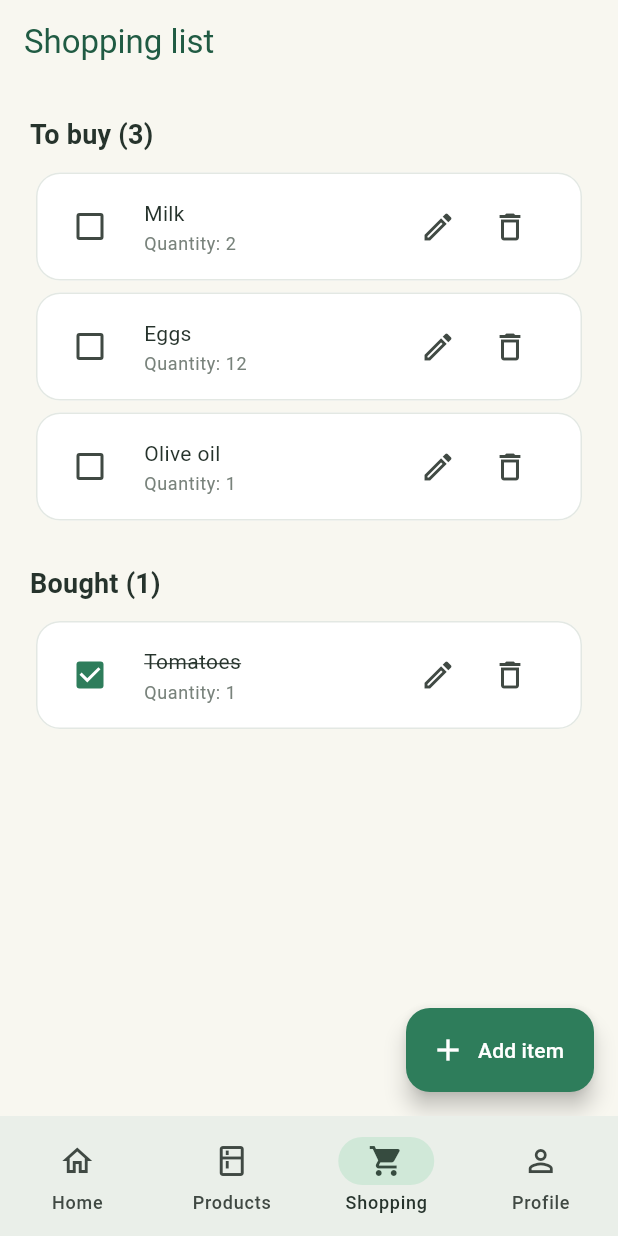
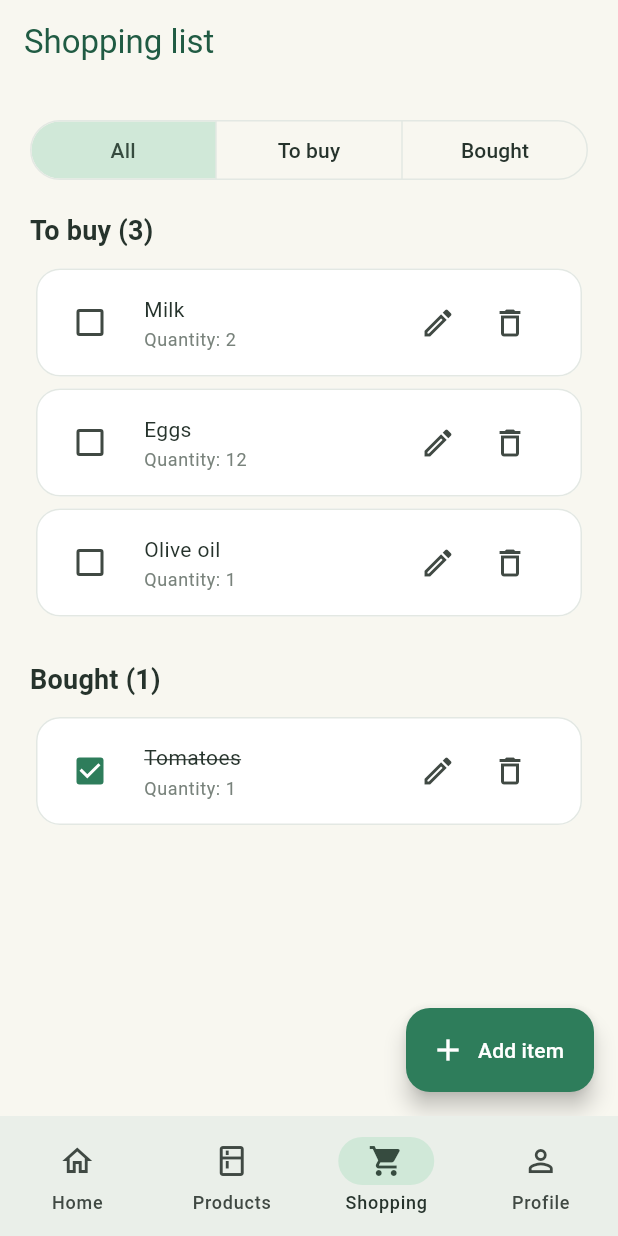
Before and after one commit to Saafiy7/Smart-Pantry, a Flutter app: the screen it shows after launch, item 3 of the bottom bar chosen, on a phone screen of 412 x 824 dp. Run offline on Flutter 3.47's test engine with Material 3 defaults, Android fonts, the phone set to English and light mode, and no system bars; our stand-ins replace shared_preferences.

Commit message:
feat: add All/To buy/Bought filter to Shopping List

```diff
--- a/lib/screens/shopping_list/shopping_list_screen.dart
+++ b/lib/screens/shopping_list/shopping_list_screen.dart
@@ -3,6 +3,8 @@ import 'package:provider/provider.dart';
 
 import '../../models/shopping_item.dart';
 import '../../providers/shopping_provider.dart';
+
+enum ShoppingFilter { all, toBuy, bought }
 
 class ShoppingListScreen extends StatefulWidget {
   const ShoppingListScreen({super.key});
@@ -13,6 +15,7 @@ class ShoppingListScreen extends StatefulWidget {
 
 class _ShoppingListScreenState extends State<ShoppingListScreen> {
   final _itemController = TextEditingController();
+  ShoppingFilter _filter = ShoppingFilter.all;
 
   @override
   void dispose() {
@@ -108,6 +111,82 @@ class _ShoppingListScreenState extends State<ShoppingListScreen> {
     final toBuy = shopping.toBuyItems;
     final bought = shopping.boughtItems;
 
+    final showToBuy = _filter != ShoppingFilter.bought;
+    final showBought = _filter != ShoppingFilter.toBuy;
+    final visibleCount =
+        (showToBuy ? toBuy.length : 0) + (showBought ? bought.length : 0);
+
+    Widget content;
+    if (!shopping.isLoaded) {
+      content = const Center(child: CircularProgressIndicator());
+    } else if (shopping.items.isEmpty) {
+      content = Center(
+        child: Text('Your list is empty', style: textTheme.bodySmall),
+      );
+    } else {
+      content = Column(
+        children: [
+          Padding(
+            padding: const EdgeInsets.fromLTRB(20, 20, 20, 0),
+            child: SizedBox(
+              width: double.infinity,
+              child: SegmentedButton<ShoppingFilter>(
+                showSelectedIcon: false,
+                segments: const [
+                  ButtonSegment(value: ShoppingFilter.all, label: Text('All')),
+                  ButtonSegment(
+                    value: ShoppingFilter.toBuy,
+                    label: Text('To buy'),
+                  ),
+                  ButtonSegment(
+                    value: ShoppingFilter.bought,
+                    label: Text('Bought'),
+                  ),
+                ],
+                selected: {_filter},
+                onSelectionChanged: (selection) {
+                  setState(() {
+                    _filter = selection.first;
+                  });
+                },
+              ),
+            ),
+          ),
+          Expanded(
+            child: visibleCount == 0
+                ? Center(
+                    child: Text(
+                      'No items in this filter',
+                      style: textTheme.bodySmall,
+                    ),
+                  )
+                : ListView(
+                    padding: const EdgeInsets.fromLTRB(20, 16, 20, 90),
+                    children: [
+                      if (showToBuy) ...[
+                        Text(
+                          'To buy (${toBuy.length})',
+                          style: textTheme.titleMedium,
+                        ),
+                        const SizedBox(height: 8),
+                        ...toBuy.map(_buildItem),
+                      ],
+                      if (showToBuy && showBought) const SizedBox(height: 24),
+                      if (showBought) ...[
+                        Text(
+                          'Bought (${bought.length})',
+                          style: textTheme.titleMedium,
+                        ),
+                        const SizedBox(height: 8),
+                        ...bought.map(_buildItem),
+                      ],
+                    ],
+                  ),
+          ),
+        ],
+      );
+    }
+
     return Scaffold(
       appBar: AppBar(title: const Text('Shopping list')),
       floatingActionButton: FloatingActionButton.extended(
@@ -117,32 +196,7 @@ class _ShoppingListScreenState extends State<ShoppingListScreen> {
         icon: const Icon(Icons.add),
         label: const Text('Add item'),
       ),
-      body: SafeArea(
-        child: !shopping.isLoaded
-            ? const Center(child: CircularProgressIndicator())
-            : shopping.items.isEmpty
-            ? Center(
-                child: Text('Your list is empty', style: textTheme.bodySmall),
-              )
-            : ListView(
-                padding: const EdgeInsets.fromLTRB(20, 20, 20, 90),
-                children: [
-                  Text(
-                    'To buy (${toBuy.length})',
-                    style: textTheme.titleMedium,
-                  ),
-                  const SizedBox(height: 8),
-                  ...toBuy.map(_buildItem),
-                  const SizedBox(height: 24),
-                  Text(
-                    'Bought (${bought.length})',
-                    style: textTheme.titleMedium,
-                  ),
-                  const SizedBox(height: 8),
-                  ...bought.map(_buildItem),
-                ],
-              ),
-      ),
+      body: SafeArea(child: content),
     );
   }
 }
```
